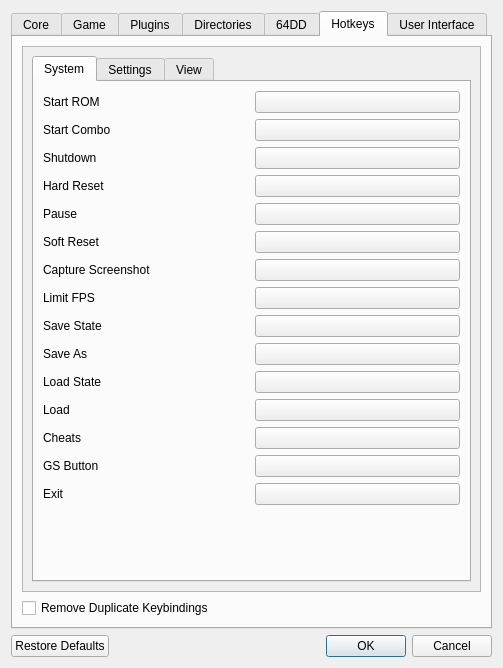
Above: Source/RMG/UserInterface/Dialog/SettingsDialog.ui from Rosalie241/RMG before the change. Below: the same form after it.
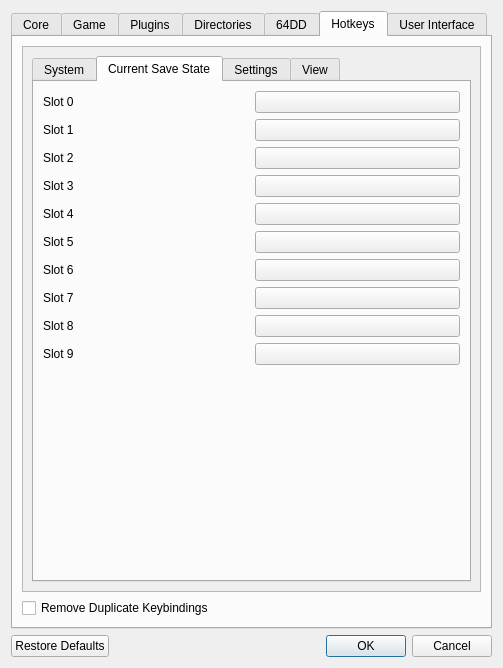
That is the form after the change. The open tabs and pages were chosen to show the change. Icons and pictures are not drawn. Custom widgets are drawn as their Qt base class.

Commit message: RMG: add 'Current Save State' tab to Hotkeys tab in SettingsDialog

The edit to the form file:
```diff
--- a/Source/RMG/UserInterface/Dialog/SettingsDialog.ui
+++ b/Source/RMG/UserInterface/Dialog/SettingsDialog.ui
@@ -1592,6 +1592,206 @@
                    </item>
                   </layout>
                  </widget>
+                 <widget class="QWidget" name="currentSaveStateTab">
+                  <attribute name="title">
+                   <string>Current Save State</string>
+                  </attribute>
+                  <layout class="QVBoxLayout" name="verticalLayout_12">
+                   <item>
+                    <layout class="QHBoxLayout" name="horizontalLayout_95">
+                     <item>
+                      <widget class="QLabel" name="label_92">
+                       <property name="text">
+                        <string>Slot 0</string>
+                       </property>
+                      </widget>
+                     </item>
+                     <item>
+                      <widget class="KeybindButton" name="saveState0KeyButton">
+                       <property name="text">
+                        <string/>
+                       </property>
+                      </widget>
+                     </item>
+                    </layout>
+                   </item>
+                   <item>
+                    <layout class="QHBoxLayout" name="horizontalLayout_96">
+                     <item>
+                      <widget class="QLabel" name="label_93">
+                       <property name="text">
+                        <string>Slot 1</string>
+                       </property>
+                      </widget>
+                     </item>
+                     <item>
+                      <widget class="KeybindButton" name="saveState1KeyButton">
+                       <property name="text">
+                        <string/>
+                       </property>
+                      </widget>
+                     </item>
+                    </layout>
+                   </item>
+                   <item>
+                    <layout class="QHBoxLayout" name="horizontalLayout_97">
+                     <item>
+                      <widget class="QLabel" name="label_94">
+                       <property name="text">
+                        <string>Slot 2</string>
+                       </property>
+                      </widget>
+                     </item>
+                     <item>
+                      <widget class="KeybindButton" name="saveState2KeyButton">
+                       <property name="text">
+                        <string/>
+                       </property>
+                      </widget>
+                     </item>
+                    </layout>
+                   </item>
+                   <item>
+                    <layout class="QHBoxLayout" name="horizontalLayout_98">
+                     <item>
+                      <widget class="QLabel" name="label_95">
+                       <property name="text">
+                        <string>Slot 3</string>
+                       </property>
+                      </widget>
+                     </item>
+                     <item>
+                      <widget class="KeybindButton" name="saveState3KeyButton">
+                       <property name="text">
+                        <string/>
+                       </property>
+                      </widget>
+                     </item>
+                    </layout>
+                   </item>
+                   <item>
+                    <layout class="QHBoxLayout" name="horizontalLayout_99">
+                     <item>
+                      <widget class="QLabel" name="label_96">
+                       <property name="text">
+                        <string>Slot 4</string>
+                       </property>
+                      </widget>
+                     </item>
+                     <item>
+                      <widget class="KeybindButton" name="saveState4KeyButton">
+                       <property name="text">
+                        <string/>
+                       </property>
+                      </widget>
+                     </item>
+                    </layout>
+                   </item>
+                   <item>
+                    <layout class="QHBoxLayout" name="horizontalLayout_100">
+                     <item>
+                      <widget class="QLabel" name="label_97">
+                       <property name="text">
+                        <string>Slot 5</string>
+                       </property>
+                      </widget>
+                     </item>
+                     <item>
+                      <widget class="KeybindButton" name="saveState5KeyButton">
+                       <property name="text">
+                        <string/>
+                       </property>
+                      </widget>
+                     </item>
+                    </layout>
+                   </item>
+                   <item>
+                    <layout class="QHBoxLayout" name="horizontalLayout_101">
+                     <item>
+                      <widget class="QLabel" name="label_98">
+                       <property name="text">
+                        <string>Slot 6</string>
+                       </property>
+                      </widget>
+                     </item>
+                     <item>
+                      <widget class="KeybindButton" name="saveState6KeyButton">
+                       <property name="text">
+                        <string/>
+                       </property>
+                      </widget>
+                     </item>
+                    </layout>
+                   </item>
+                   <item>
+                    <layout class="QHBoxLayout" name="horizontalLayout_102">
+                     <item>
+                      <widget class="QLabel" name="label_99">
+                       <property name="text">
+                        <string>Slot 7</string>
+                       </property>
+                      </widget>
+                     </item>
+                     <item>
+                      <widget class="KeybindButton" name="saveState7KeyButton">
+                       <property name="text">
+                        <string/>
+                       </property>
+                      </widget>
+                     </item>
+                    </layout>
+                   </item>
+                   <item>
+                    <layout class="QHBoxLayout" name="horizontalLayout_104">
+                     <item>
+                      <widget class="QLabel" name="label_101">
+                       <property name="text">
+                        <string>Slot 8</string>
+                       </property>
+                      </widget>
+                     </item>
+                     <item>
+                      <widget class="KeybindButton" name="saveState8KeyButton">
+                       <property name="text">
+                        <string/>
+                       </property>
+                      </widget>
+                     </item>
+                    </layout>
+                   </item>
+                   <item>
+                    <layout class="QHBoxLayout" name="horizontalLayout_103">
+                     <item>
+                      <widget class="QLabel" name="label_100">
+                       <property name="text">
+                        <string>Slot 9</string>
+                       </property>
+                      </widget>
+                     </item>
+                     <item>
+                      <widget class="KeybindButton" name="saveState9KeyButton">
+                       <property name="text">
+                        <string/>
+                       </property>
+                      </widget>
+                     </item>
+                    </layout>
+                   </item>
+                   <item>
+                    <spacer name="verticalSpacer_13">
+                     <property name="orientation">
+                      <enum>Qt::Vertical</enum>
+                     </property>
+                     <property name="sizeHint" stdset="0">
+                      <size>
+                       <width>20</width>
+                       <height>40</height>
+                      </size>
+                     </property>
+                    </spacer>
+                   </item>
+                  </layout>
+                 </widget>
                  <widget class="QWidget" name="settingsMenuTab">
                   <attribute name="title">
                    <string>Settings</string>
```
The commit also changes 2 other files.
